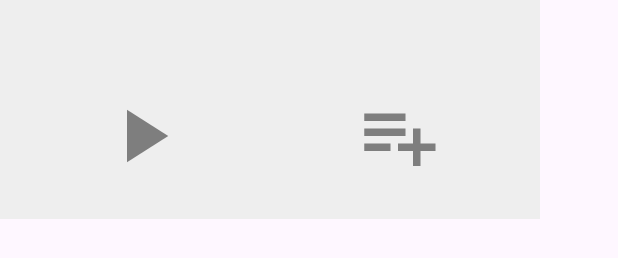
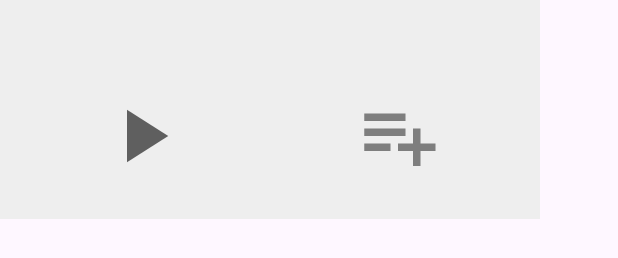
Before and after one commit to Greensky-gs/lofi-mobile, an Android app: the layout station_popup.xml on its own in the app's theme, with its tools: preview values and no code run, on a phone screen of 412 x 824 dp. Shown: the part 531-789 px from the top of the screen. Run offline under Robolectric (Android 15) with nearby library versions, the phone set to English and light mode, and no system bars.

Commit message:
chore: :lipstick: Fix play button tint in popup

```diff
--- a/app/src/main/res/layout/station_popup.xml
+++ b/app/src/main/res/layout/station_popup.xml
@@ -1,6 +1,5 @@
 <?xml version="1.0" encoding="utf-8"?>
 <androidx.constraintlayout.widget.ConstraintLayout xmlns:android="http://schemas.android.com/apk/res/android"
-    xmlns:tools="http://schemas.android.com/tools"
     android:layout_width="360dp"
     android:layout_height="500dp"
     xmlns:app="http://schemas.android.com/apk/res-auto"
@@ -96,6 +95,7 @@
         app:layout_constraintTop_toTopOf="parent" />
 
     <ImageView
+        app:tint="@color/black"
         android:id="@+id/play_icon"
         android:layout_width="60dp"
         android:layout_height="60dp"
```
